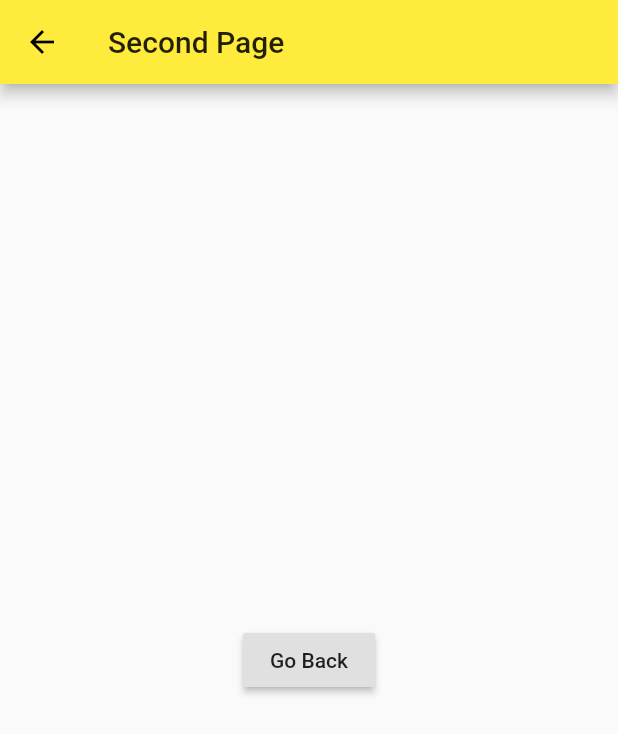
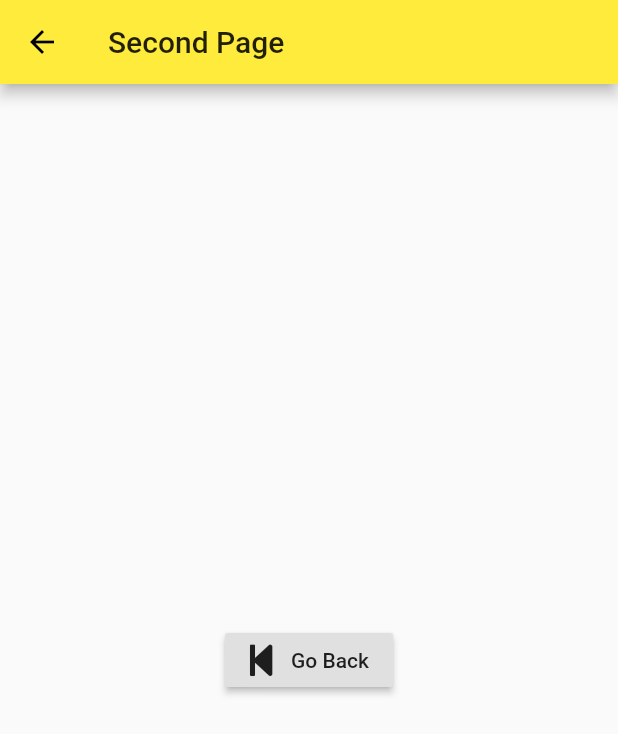
Before and after one commit to steryokhin/learn_flutter, a Flutter app: the SecondPage screen opened directly, on a phone screen of 412 x 824 dp. Shown: the top 734 px of the screen. Run offline on Flutter 3.47's test engine with Material 2 defaults, Android fonts, the phone set to English and light mode, and no system bars; our stand-ins replace font_awesome_flutter.

Commit message:
add font awesome flutter package and use it

```diff
--- a/lib/main.dart
+++ b/lib/main.dart
@@ -1,4 +1,5 @@
 import 'package:flutter/material.dart';
+import 'package:font_awesome_flutter/font_awesome_flutter.dart';
 
 void main() => runApp(MyApp());
 
@@ -76,7 +77,7 @@ class _MyHomePageState extends State<MyHomePage> {
         itemBuilder: (context, index) {
           int displayIndex = index + 1;
           return ListTile(
-            leading: const Icon(Icons.android),
+            leading: const Icon(FontAwesomeIcons.globeEurope),
             title: Text("item number $displayIndex"),
             onTap: () {
               Navigator.push(
@@ -103,11 +104,12 @@ class SecondPage extends StatelessWidget {
       title: Text('Second Page')
     ),
     body: Center(
-      child: RaisedButton(
+      child: RaisedButton.icon(
         onPressed: () {
           Navigator.pop(context);
         },
-        child: Text("Go Back")
+        label: Text("Go Back"),
+        icon: new Icon(FontAwesomeIcons.stepBackward),
       ),
     ),
     );
--- a/pubspec.yaml
+++ b/pubspec.yaml
@@ -19,6 +19,7 @@ environment:
 dependencies:
   flutter:
     sdk: flutter
+  font_awesome_flutter: ^8.4.0
 
   # The following adds the Cupertino Icons font to your application.
   # Use with the CupertinoIcons class for iOS style icons.
```
Also changed, not shown: pubspec.lock.
